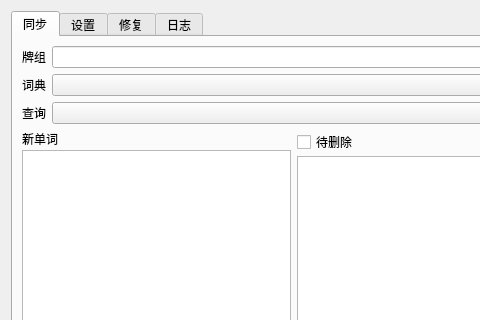
First picture: the form in addon/UIForm/main_ui.ui, repository joexzh/Dict2Anki, before the edit; both pictures show x 0 to 480 and y 0 to 320 of the 588 by 618 pixel window.
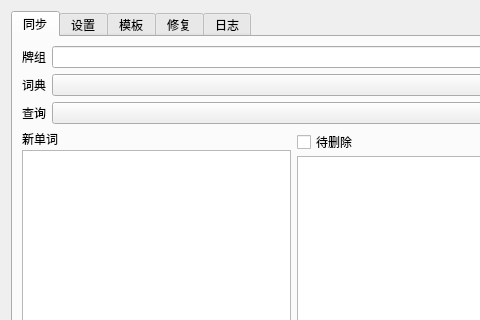
Second picture: the form after the edit. Icons and pictures are not drawn. Custom widgets are drawn as their Qt base class.

Commit message: new feat: template form: prototype implementation

The edit to the form file:
```diff
--- a/addon/UIForm/main_ui.ui
+++ b/addon/UIForm/main_ui.ui
@@ -623,6 +623,11 @@
        </item>
       </layout>
      </widget>
+     <widget class="QWidget" name="tplTab">
+      <attribute name="title">
+       <string>模板</string>
+      </attribute>
+     </widget>
      <widget class="QWidget" name="repairTab">
       <attribute name="title">
        <string>修复</string>
```
Left out of the diff: 2 changed lines with no effect on the pictures. The commit also changes 6 other files.
